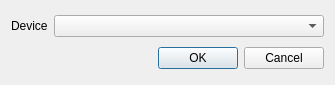
Above: ftnoir_tracker_libevdev/ftnoir_libevdev.ui from opentrack/opentrack before the change. Below: the same form after it.
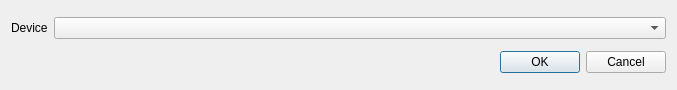
That is the form after the change. Icons and pictures are not drawn.

Commit message: evdev: don't filter out non-joysticks

```diff
--- a/ftnoir_tracker_libevdev/ftnoir_libevdev.ui
+++ b/ftnoir_tracker_libevdev/ftnoir_libevdev.ui
@@ -9,8 +9,8 @@
    <rect>
     <x>0</x>
     <y>0</y>
-    <width>335</width>
-    <height>85</height>
+    <width>677</width>
+    <height>90</height>
    </rect>
   </property>
   <property name="windowTitle">
```
The commit also changes 2 other files.
